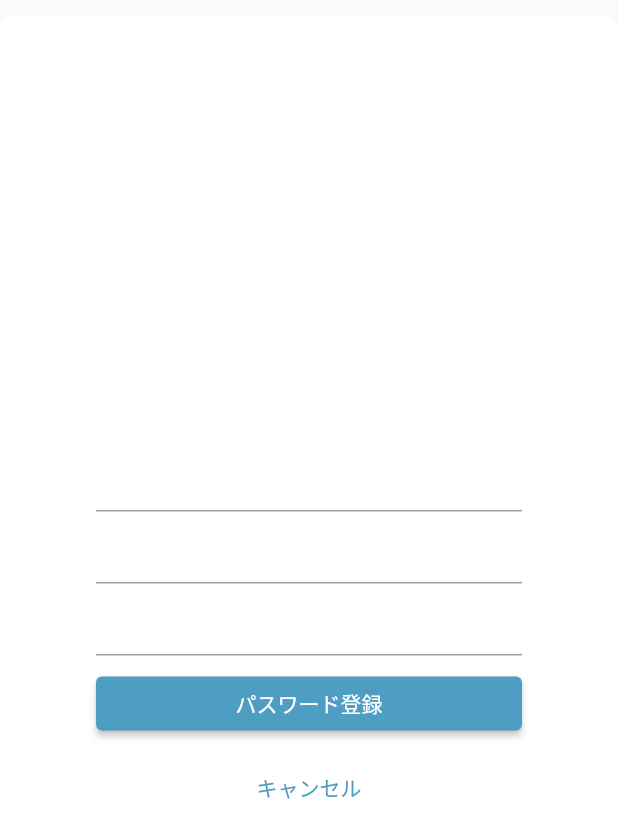
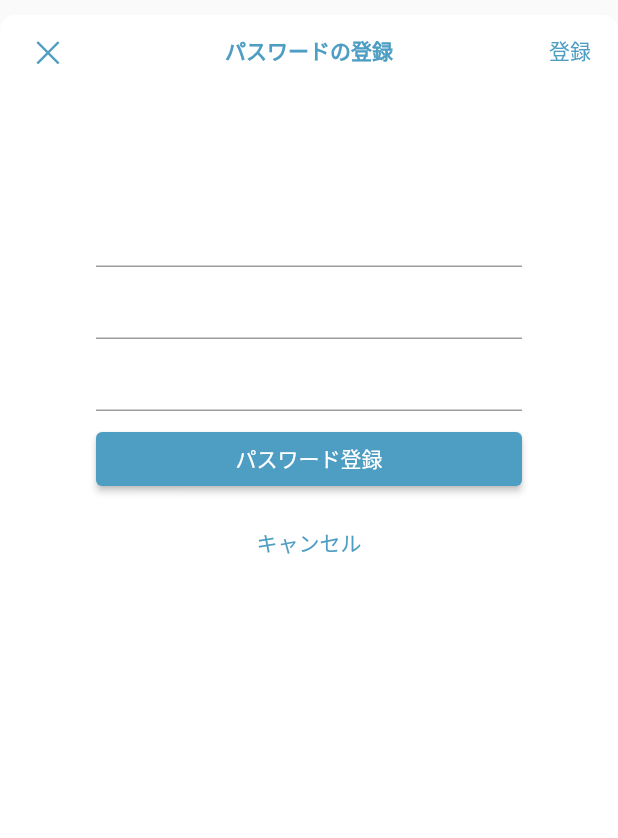
Before and after one commit to ten-revengineer/PasswordManagerApp, a Flutter app: the AccountRegist widget shown alone on an empty page, opened directly, on a phone screen of 412 x 824 dp. Shown: the top 838 px of the screen. Run offline on Flutter 3.47's test engine with Material 2 defaults, Android fonts, the phone set to English and light mode, and no system bars.

Commit message:
feat:add title bar to regist screen(showModalBottomSheet)

```diff
--- a/lib/account_regist.dart
+++ b/lib/account_regist.dart
@@ -1,6 +1,8 @@
 // リスト一覧画面用Widget
 import 'package:flutter/material.dart';
 import 'package:passwordmanagerapp/account_mst.dart';
+
+import 'main.dart';
 
 // リスト一覧画面用Widget
 class AccountRegist extends StatefulWidget {
@@ -26,7 +28,25 @@ class _AccountRegistState extends State<AccountRegist> {
           ),
         ),
         margin: const EdgeInsets.only(top: 10),
-        child: Container(
+        child: Column(children: <Widget>[
+          Row(children: <Widget>[
+            TextButton(
+              onPressed: () {
+                Navigator.of(context).pop(account);
+              },
+              child: const Text('✕', style: TextStyle(color: customSwatch,fontSize: 20)),
+            ),
+            const Expanded(child: SizedBox()),
+            const Text('パスワードの登録', style: TextStyle(color: customSwatch,fontWeight: FontWeight.bold)),
+            const Expanded(child: SizedBox()),
+            TextButton(
+              onPressed: () {
+                Navigator.of(context).pop(account);
+              },
+              child: const Text('登録', style: TextStyle(color: customSwatch)),
+            ),
+          ]),
+          Container(
               // 余白を付ける
               padding: const EdgeInsets.all(64),
               child: Column(
@@ -88,6 +108,7 @@ class _AccountRegistState extends State<AccountRegist> {
                         child: const Text('キャンセル'),
                       ),
                     ),
-                ])));
+                  ]))
+        ]));
   }
 }
```
Lines whose indentation alone changed are shown as unchanged.
